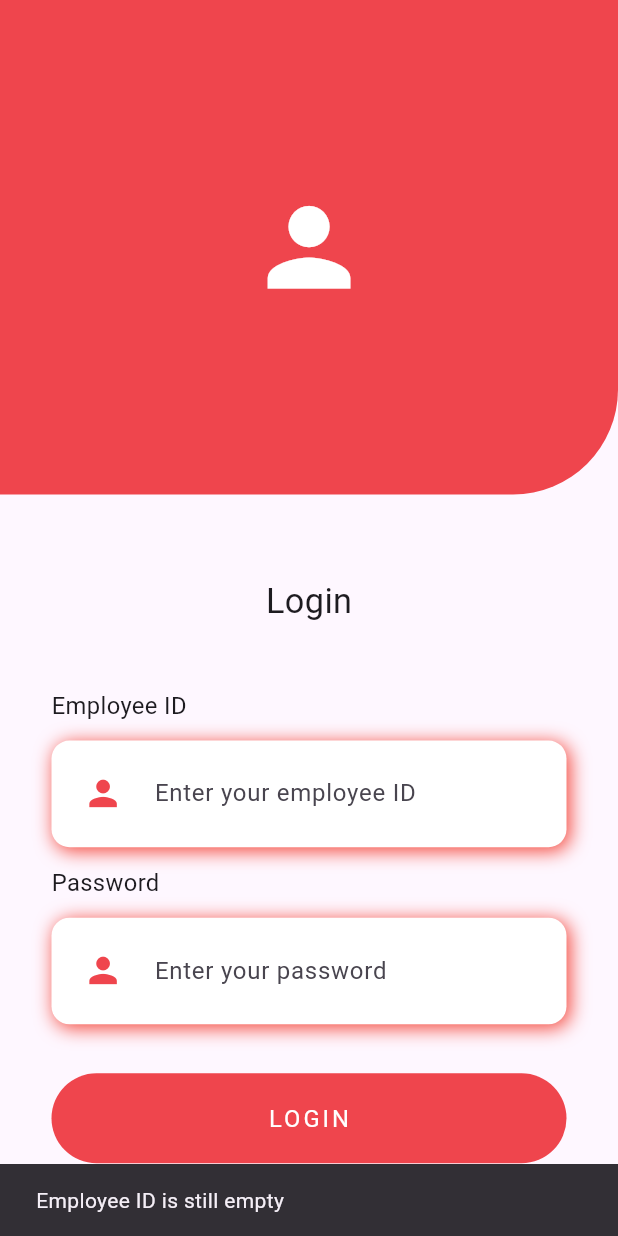
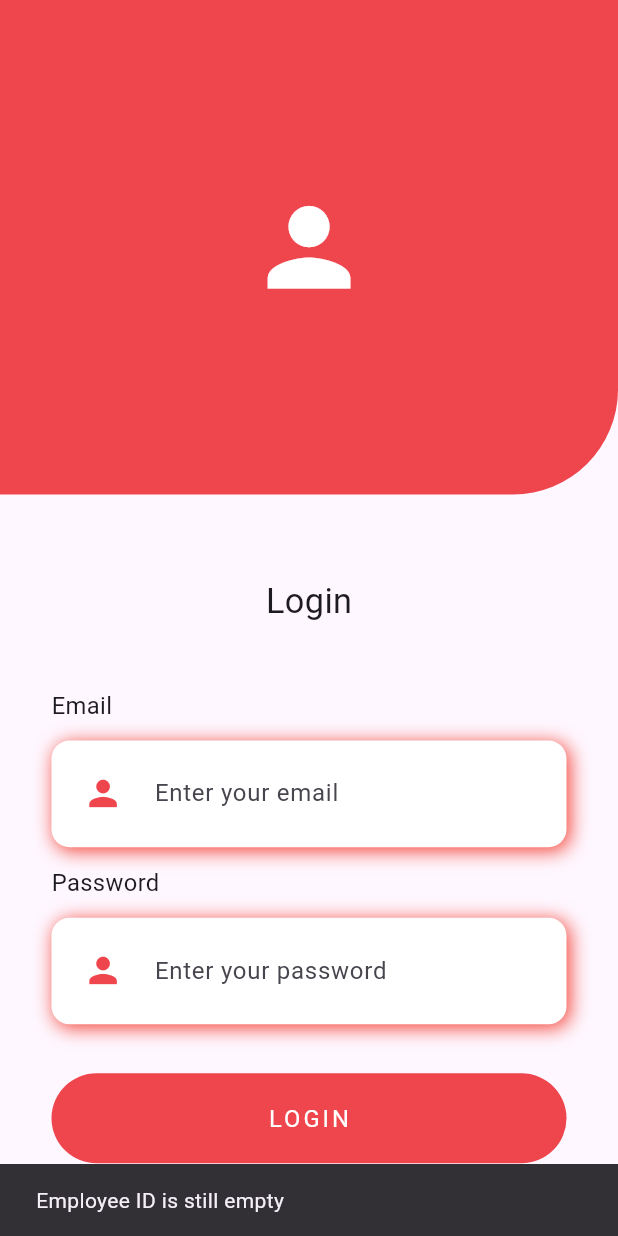
Before and after one commit to danh21/Flutter_Attendance-app, a Flutter app: the screen it shows after launch, after a tap on "LOGIN", on a phone screen of 412 x 824 dp. Run offline on Flutter 3.47's test engine with Material 3 defaults, Android fonts, the phone set to English and light mode, and no system bars; our stand-ins replace cloud_firestore, firebase_auth, firebase_core, flutter_keyboard_visibility, font_awesome_flutter, shared_preferences and 1 more; accounts and stored records are empty.

Commit message:
feat: use authentication user to login

```diff
--- a/lib/loginscreen.dart
+++ b/lib/loginscreen.dart
@@ -1,5 +1,5 @@
 import 'package:attendance_app/homescreen.dart';
-import 'package:cloud_firestore/cloud_firestore.dart';
+import 'package:firebase_auth/firebase_auth.dart';
 import 'package:flutter/material.dart';
 import 'package:flutter_keyboard_visibility/flutter_keyboard_visibility.dart';
 import 'package:shared_preferences/shared_preferences.dart';
@@ -73,8 +73,8 @@ class _LoginScreenState extends State<LoginScreen> {
             child: Column(
               crossAxisAlignment: CrossAxisAlignment.start,
               children: [
-                fieldTitle("Employee ID"),
-                customField("Enter your employee ID", idController, false),
+                fieldTitle("Email"),
+                customField("Enter your email", idController, false),
                 fieldTitle("Password"),
                 customField("Enter your password", passController, true),
                 GestureDetector(
@@ -92,48 +92,51 @@ class _LoginScreenState extends State<LoginScreen> {
                         content: Text("Password is still empty!"),
                       ));
                     } else {
-                      QuerySnapshot snap = await FirebaseFirestore.instance
-                          .collection("Employee")
-                          .where('id', isEqualTo: id)
-                          .get();
+                      try {
+                        final credential = await FirebaseAuth.instance
+                            .signInWithEmailAndPassword(
+                          email: id,
+                          password: password,
+                        );
 
-                      // print(snap.docs[0]['id']);
-                      try {
-                        if (password == snap.docs[0]['password']) {
-                          sharedPreferences =
-                              await SharedPreferences.getInstance();
+                        sharedPreferences =
+                            await SharedPreferences.getInstance();
+                        await sharedPreferences.setString(
+                          'employeeId',
+                          credential.user!.email ?? id,
+                        );
 
-                          sharedPreferences
-                              .setString('employeeId', id)
-                              .then((_) {
-                            Navigator.pushReplacement(
-                                context,
-                                MaterialPageRoute(
-                                    builder: (context) => const HomeScreen()));
-                          });
-                        } else {
-                          ScaffoldMessenger.of(context)
-                              .showSnackBar(const SnackBar(
-                            content: Text("Password is not correct!"),
-                          ));
-                        }
-                      } catch (e) {
-                        String error = " ";
-
-                        if (e.toString() ==
-                            "RangeError (index): Invalid value: Valid value range is empty: 0") {
-                          setState(() {
-                            error = "Error occurred!";
-                          });
-                        } else {
-                          setState(() {
-                            error = "Employee ID does not exist!";
-                          });
+                        if (!context.mounted) return;
+                        Navigator.pushReplacement(
+                          context,
+                          MaterialPageRoute(
+                            builder: (context) => const HomeScreen(),
+                          ),
+                        );
+                      } on FirebaseAuthException catch (e) {
+                        String message = 'Unable to sign in. Please try again.';
+                        if (e.code == 'invalid-credential' ||
+                            e.code == 'wrong-password' ||
+                            e.code == 'user-not-found') {
+                          message = 'Email or password is incorrect!';
+                        } else if (e.code == 'invalid-email') {
+                          message = 'Please enter a valid email address.';
+                        } else if (e.code == 'user-disabled') {
+                          message = 'This account has been disabled.';
                         }
 
-                        ScaffoldMessenger.of(context).showSnackBar(SnackBar(
-                          content: Text(error),
-                        ));
+                        if (!context.mounted) return;
+                        ScaffoldMessenger.of(context).showSnackBar(
+                          SnackBar(content: Text(message)),
+                        );
+                      } catch (_) {
+                        if (!context.mounted) return;
+                        ScaffoldMessenger.of(context).showSnackBar(
+                          const SnackBar(
+                            content:
+                                Text('Unable to sign in. Please try again.'),
+                          ),
+                        );
                       }
                     }
                   },
--- a/lib/main.dart
+++ b/lib/main.dart
@@ -2,6 +2,7 @@ import 'package:attendance_app/homescreen.dart';
 import 'package:attendance_app/loginscreen.dart';
 import 'package:attendance_app/model/user.dart';
 import 'package:attendance_app/firebase_options.dart';
+import 'package:firebase_auth/firebase_auth.dart' as firebase_auth;
 import 'package:firebase_core/firebase_core.dart';
 import 'package:flutter/material.dart';
 import 'package:flutter_keyboard_visibility/flutter_keyboard_visibility.dart';
@@ -53,9 +54,10 @@ class _AuthCheckState extends State<AuthCheck> {
   void _getCurrentUser() async {
     sharedPreferences = await SharedPreferences.getInstance();
     try {
-      if (sharedPreferences.getString('employeeId') != null) {
+      final currentUser = firebase_auth.FirebaseAuth.instance.currentUser;
+      if (currentUser != null) {
         setState(() {
-          User.username = sharedPreferences.getString('employeeId')!;
+          User.username = currentUser.email ?? '';
           userAvailable = true;
         });
       }
--- a/pubspec.yaml
+++ b/pubspec.yaml
@@ -31,6 +31,7 @@ dependencies:
     sdk: flutter
 
   firebase_core: ^4.14.0
+  firebase_auth: ^6.1.0
   flutter_keyboard_visibility: ^6.0.0
   cloud_firestore: ^6.9.0
   shared_preferences: ^2.0.13
```
Also changed, not shown: pubspec.lock, 2 other files.
